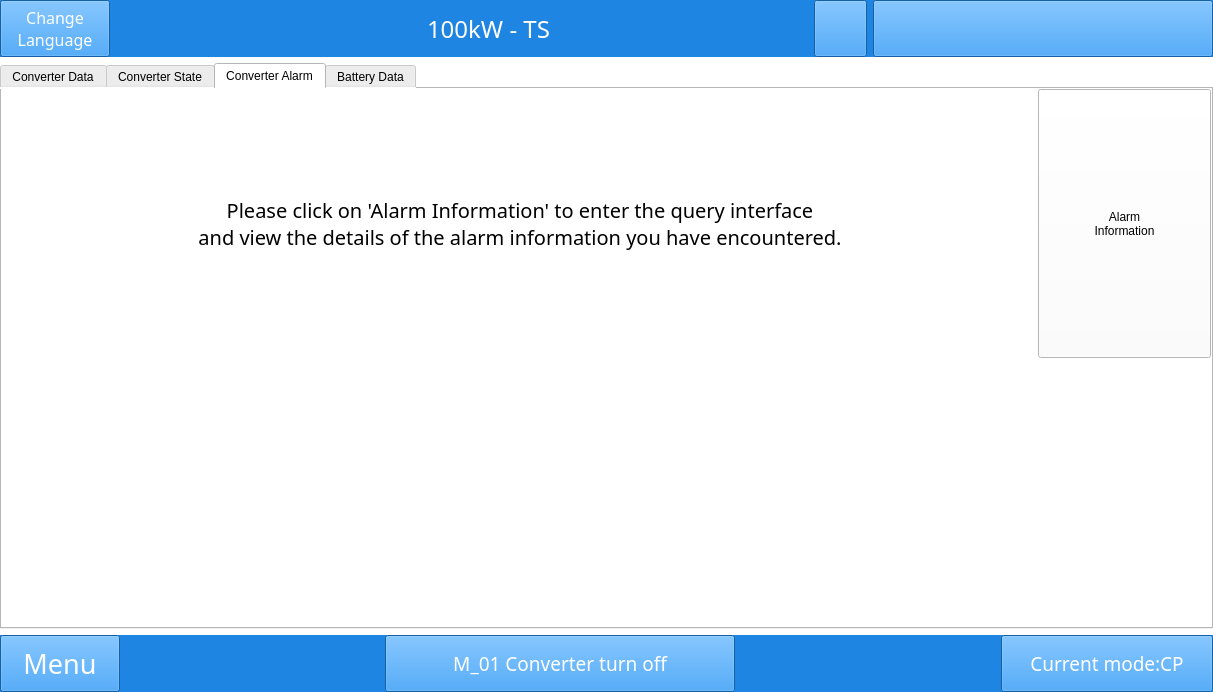
Qt form win.ui (megarevolpr/Win) before a commit.
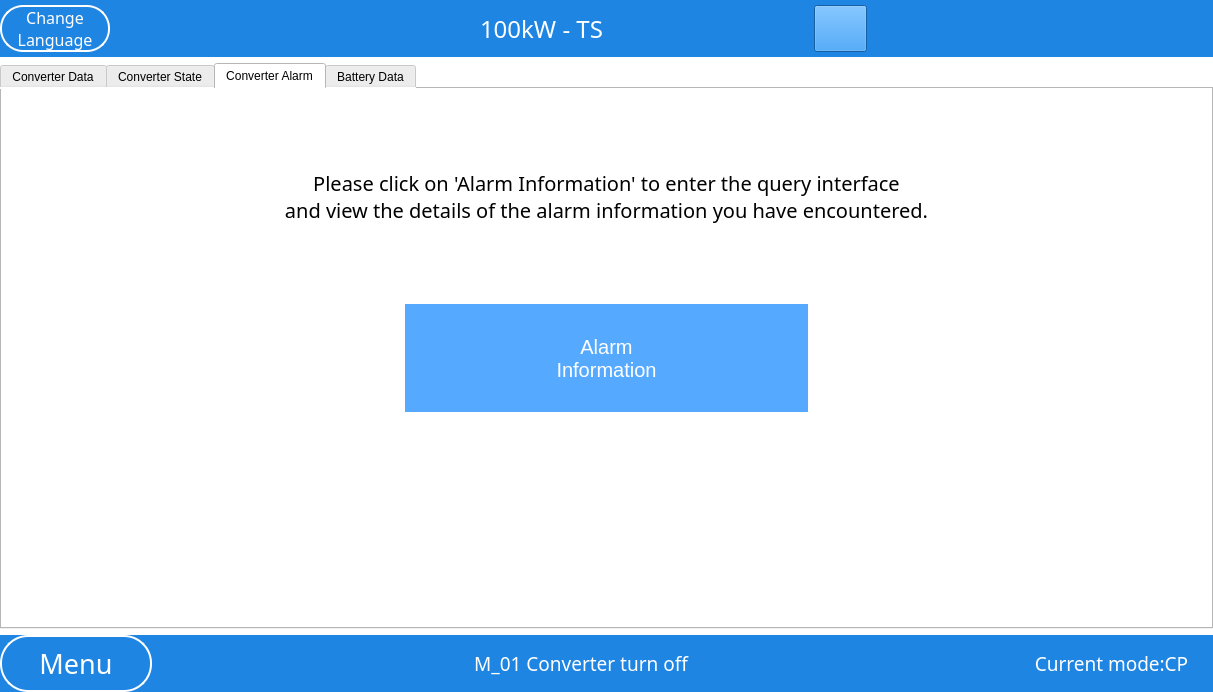
The same form after that commit. The open tabs and pages were chosen to show the change. Icons and pictures are not drawn.

Diff of the .ui file:
```diff
--- a/win.ui
+++ b/win.ui
@@ -2606,7 +2606,13 @@
              <number>0</number>
             </property>
             <item row="0" column="0">
-             <layout class="QHBoxLayout" name="horizontalLayout_14" stretch="2,5,4,4,1,5">
+             <layout class="QHBoxLayout" name="horizontalLayout_14" stretch="2,6,4,3,1,5">
+              <property name="topMargin">
+               <number>5</number>
+              </property>
+              <property name="bottomMargin">
+               <number>5</number>
+              </property>
               <item>
                <widget class="QPushButton" name="ChangeLanguage_btn">
                 <property name="sizePolicy">
@@ -2628,7 +2634,10 @@
                  </font>
                 </property>
                 <property name="styleSheet">
-                 <string notr="true">color: rgb(255, 255, 255);</string>
+                 <string notr="true">
+color: rgb(255, 255, 255);
+border:2px solid rgb(255, 255, 255);
+border-radius:23px;</string>
                 </property>
                 <property name="text">
                  <string>Change
@@ -2738,7 +2747,7 @@
                  </font>
                 </property>
                 <property name="styleSheet">
-                 <string notr="true">color: rgb(255, 255, 255);</string>
+                 <string notr="true">color: rgb(255, 255, 255);border:2px solid rgb(31, 133, 227);</string>
                 </property>
                 <property name="text">
                  <string/>
@@ -5053,12 +5062,7 @@
                   <number>0</number>
                  </property>
                  <item row="0" column="0">
-                  <layout class="QVBoxLayout" name="verticalLayout_13">
-                   <property name="spacing">
-                    <number>0</number>
-                   </property>
-                   <item>
-                    <layout class="QHBoxLayout" name="horizontalLayout_8" stretch="6,1">
+                  <layout class="QVBoxLayout" name="verticalLayout_13" stretch="2,1,2">
                      <property name="spacing">
                       <number>0</number>
                      </property>
@@ -5086,6 +5090,24 @@
                       </widget>
                      </item>
                      <item>
+                    <layout class="QHBoxLayout" name="horizontalLayout_8" stretch="0,0,0">
+                     <property name="spacing">
+                      <number>0</number>
+                     </property>
+                     <item>
+                      <spacer name="horizontalSpacer_27">
+                       <property name="orientation">
+                        <enum>Qt::Horizontal</enum>
+                       </property>
+                       <property name="sizeHint" stdset="0">
+                        <size>
+                         <width>40</width>
+                         <height>20</height>
+                        </size>
+                       </property>
+                      </spacer>
+                     </item>
+                     <item>
                       <widget class="QPushButton" name="search_btn">
                        <property name="sizePolicy">
                         <sizepolicy hsizetype="Expanding" vsizetype="Expanding">
@@ -5099,12 +5121,45 @@
                          <height>0</height>
                         </size>
                        </property>
+                       <property name="font">
+                        <font>
+                         <pointsize>15</pointsize>
+                        </font>
+                       </property>
+                       <property name="styleSheet">
+                        <string notr="true">QPushButton:checked {
+	color: rgb(255, 255, 255);
+	background-color: rgb(85, 170, 255);
+	border:2px solid rgb(85, 170, 255);
+}
+QPushButton:!checked {
+	color: rgb(255, 255, 255);
+	background-color: rgb(85, 170, 255);
+	border:2px solid rgb(85, 170, 255);
+}
+QPushButton::hover{
+	color: rgb(0, 0, 0);
+ }</string>
+                       </property>
                        <property name="text">
                         <string>Alarm
 Information</string>
                        </property>
                       </widget>
                      </item>
+                     <item>
+                      <spacer name="horizontalSpacer_28">
+                       <property name="orientation">
+                        <enum>Qt::Horizontal</enum>
+                       </property>
+                       <property name="sizeHint" stdset="0">
+                        <size>
+                         <width>40</width>
+                         <height>20</height>
+                        </size>
+                       </property>
+                      </spacer>
+                     </item>
                     </layout>
                    </item>
                    <item>
@@ -10612,7 +10667,7 @@
              <number>0</number>
             </property>
             <item row="0" column="7">
-             <layout class="QHBoxLayout" name="horizontalLayout_17" stretch="2,5,4,5,4">
+             <layout class="QHBoxLayout" name="horizontalLayout_17" stretch="3,5,4,5,4">
               <property name="spacing">
                <number>0</number>
               </property>
@@ -10637,7 +10692,10 @@
                  </font>
                 </property>
                 <property name="styleSheet">
-                 <string notr="true">color: rgb(255, 255, 255);</string>
+                 <string notr="true">
+color: rgb(255, 255, 255);
+border:2px solid rgb(255, 255, 255);
+border-radius:28px;</string>
                 </property>
                 <property name="text">
                  <string>Menu</string>
@@ -10678,7 +10736,7 @@
                  </font>
                 </property>
                 <property name="styleSheet">
-                 <string notr="true">color: rgb(255, 255, 255);</string>
+                 <string notr="true">color: rgb(255, 255, 255);border:2px solid rgb(31, 133, 227);</string>
                 </property>
                 <property name="text">
                  <string>M_01 Converter turn off</string>
@@ -10713,7 +10771,7 @@
                  </font>
                 </property>
                 <property name="styleSheet">
-                 <string notr="true">color: rgb(255, 255, 255);</string>
+                 <string notr="true">color: rgb(255, 255, 255);border:2px solid rgb(31, 133, 227);</string>
                 </property>
                 <property name="text">
                  <string>Current mode:CP</string>
```
Left out of the diff: 46 changed lines with no effect on the pictures. Lines whose indentation alone changed are shown as unchanged.
